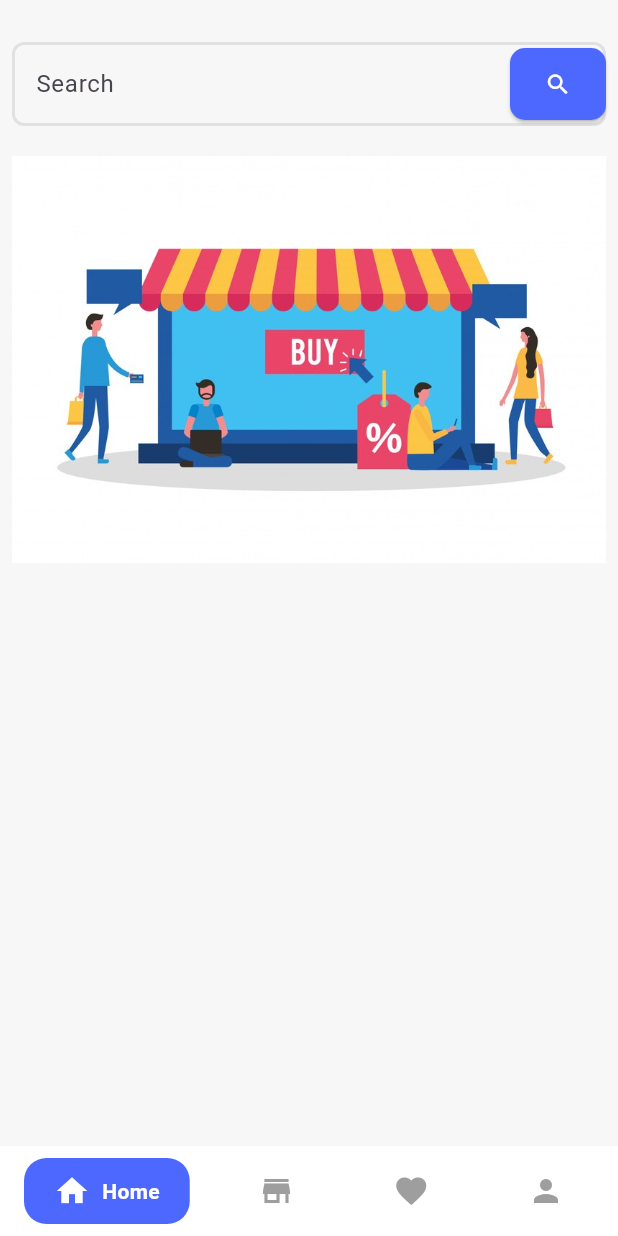
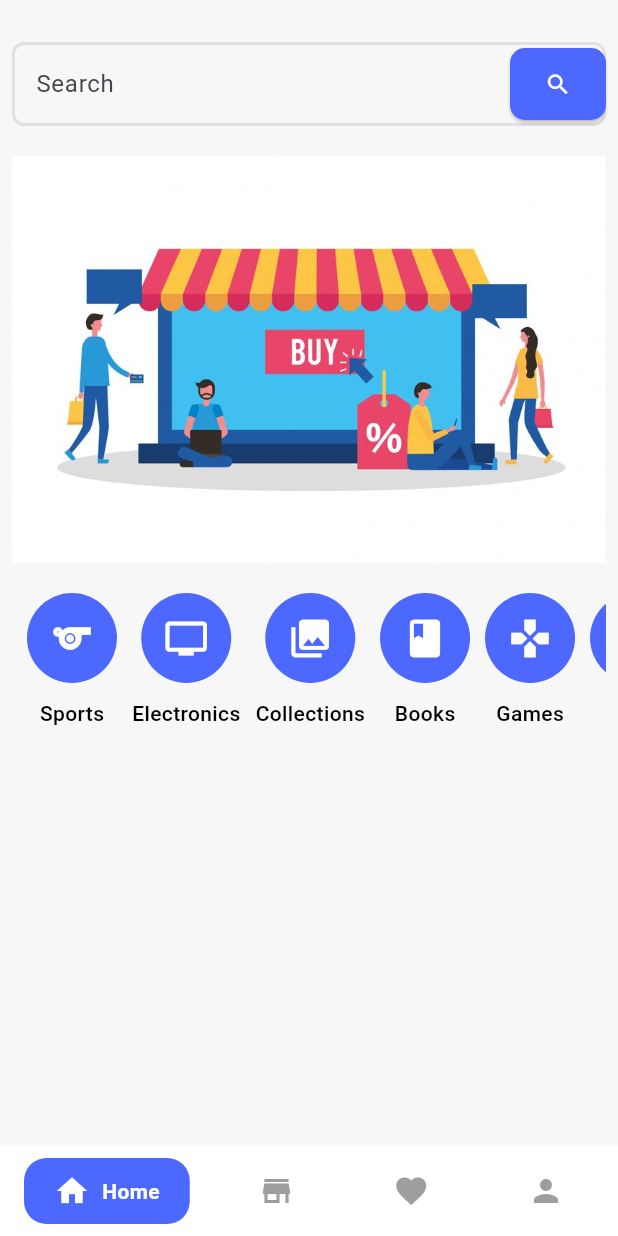
Before and after one commit to AmrElzohairy/online_market, a Flutter app: the MainViews screen opened directly, on a phone screen of 412 x 824 dp. Run offline on Flutter 3.47's test engine with Material 3 defaults, Android fonts, the phone set to English and light mode, and no system bars; drawn by our look-alikes of google_nav_bar.

Commit message:
add categories list

```diff
--- a/lib/views/home/ui/home_view.dart
+++ b/lib/views/home/ui/home_view.dart
@@ -1,9 +1,15 @@
 import 'package:flutter/material.dart';
 import 'package:online_market/core/widgets/custom_search_field.dart';
+import 'package:online_market/views/home/ui/widgets/categories_list.dart';
 
-class HomeView extends StatelessWidget {
+class HomeView extends StatefulWidget {
   const HomeView({super.key});
 
+  @override
+  State<HomeView> createState() => _HomeViewState();
+}
+
+class _HomeViewState extends State<HomeView> {
   @override
   Widget build(BuildContext context) {
     return Padding(
@@ -14,6 +20,8 @@ class HomeView extends StatelessWidget {
           const CustomSearchField(),
           const SizedBox(height: 20),
           Image.asset("assets/images/buy.jpg", fit: BoxFit.cover),
+          const SizedBox(height: 20),
+          CategoriesList(),
         ],
       ),
     );
--- /dev/null
+++ b/lib/views/home/ui/widgets/categories_list.dart
@@ -0,0 +1,58 @@
+import 'package:flutter/material.dart';
+import 'package:online_market/core/theme/app_colors.dart';
+
+class CategoriesList extends StatelessWidget {
+  CategoriesList({super.key});
+
+  final List<CategoryModel> categories = [
+    CategoryModel(categoryName: "Sports", categoryIcon: Icons.sports),
+    CategoryModel(categoryName: "Electronics", categoryIcon: Icons.tv),
+    CategoryModel(categoryName: "Collections", categoryIcon: Icons.collections),
+    CategoryModel(categoryName: "Books", categoryIcon: Icons.book),
+    CategoryModel(categoryName: "Games", categoryIcon: Icons.games),
+    CategoryModel(categoryName: "Bikes", categoryIcon: Icons.bike_scooter),
+  ];
+
+  @override
+  Widget build(BuildContext context) {
+    return SizedBox(
+      height: 100,
+      child: ListView.builder(
+        shrinkWrap: true,
+        scrollDirection: Axis.horizontal,
+        itemCount: categories.length,
+        itemBuilder: (context, index) {
+          return Padding(
+            padding: const EdgeInsets.only(left: 10),
+            child: Column(
+              children: [
+                CircleAvatar(
+                  radius: 30,
+                  backgroundColor: AppColors.kPrimaryColor,
+                  foregroundColor: AppColors.kWhiteColor,
+                  child: Icon(categories[index].categoryIcon, size: 30),
+                ),
+                const SizedBox(height: 10),
+                Text(
+                  categories[index].categoryName,
+                  style: const TextStyle(
+                    fontSize: 14,
+                    fontWeight: FontWeight.w500,
+                    color: Colors.black,
+                  ),
+                ),
+              ],
+            ),
+          );
+        },
+      ),
+    );
+  }
+}
+
+class CategoryModel {
+  final String categoryName;
+  final IconData categoryIcon;
+
+  CategoryModel({required this.categoryName, required this.categoryIcon});
+}
```
